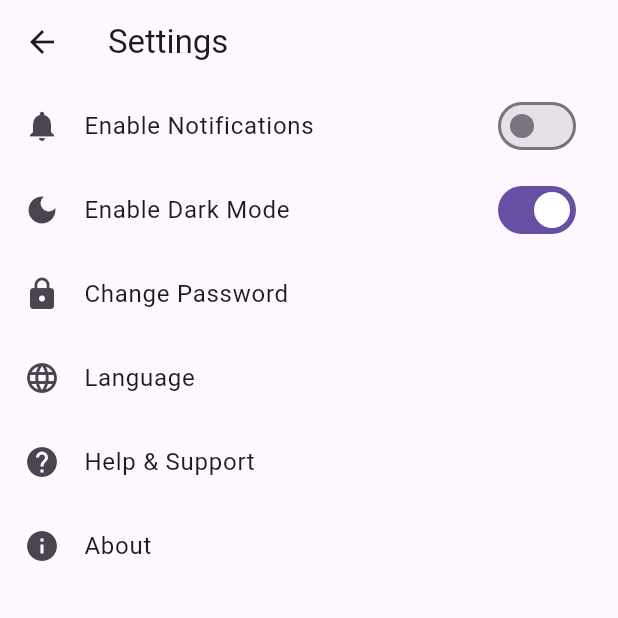
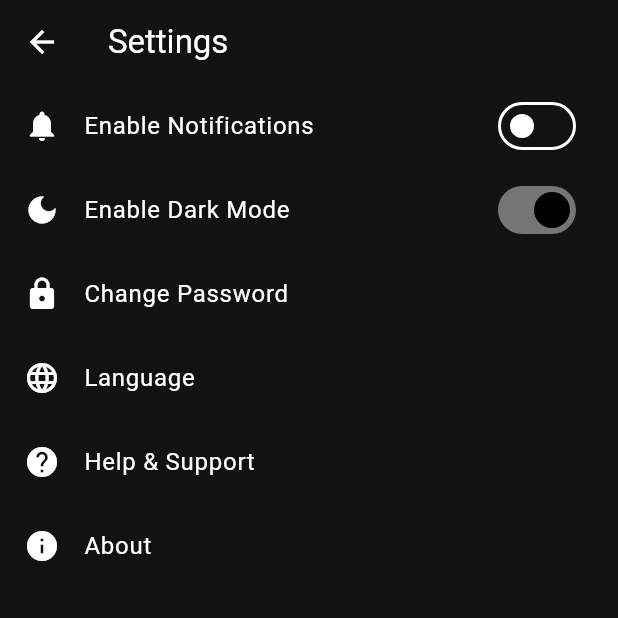
Before and after one commit to Yogendra-Nimje/Minor-Project, a Flutter app: the SettingsPage screen opened directly, after a tap on "Enable Dark Mode", on a phone screen of 412 x 824 dp, the top half of it. Run offline on Flutter 3.47's test engine with Material 3 defaults, Android fonts, the phone set to English and light mode, and no system bars; our stand-ins replace animated_background, google_fonts; missing offline and left inert: dart:js, image_input.

Commit message:
dark mode

```diff
--- a/lib/pages/home_pages/home_page.dart
+++ b/lib/pages/home_pages/home_page.dart
@@ -26,6 +26,7 @@
   @override
   Widget build(BuildContext context) {
     return Scaffold(
+      backgroundColor: Theme.of(context).colorScheme.background,
       body: _pages[_currentIndex],
       bottomNavigationBar: BottomNavigationBar(
         currentIndex: _currentIndex,
--- a/lib/pages/home_pages/profile_page.dart
+++ b/lib/pages/home_pages/profile_page.dart
@@ -17,6 +17,7 @@
   @override
   Widget build(BuildContext context) {
     return  Scaffold(
+      backgroundColor: Theme.of(context).colorScheme.background,
       appBar: AppBar(
         title: const Center(
             child: Text("Profile",style: TextStyle(fontWeight: FontWeight.bold),),
--- a/lib/pages/settting_page.dart
+++ b/lib/pages/settting_page.dart
@@ -1,5 +1,9 @@
 // settings_page.dart
+import 'package:flutter/cupertino.dart';
 import 'package:flutter/material.dart';
+import 'package:provider/provider.dart';
+
+import '../theme/theme_provide.dart';
 
 class SettingsPage extends StatefulWidget {
   const SettingsPage({super.key});
@@ -28,15 +32,24 @@
                 _notificationsEnabled = value;
               });
             },
-            secondary: Icon(Icons.notifications),
+            secondary: const Icon(Icons.notifications),
           ),
+          // const Row(
+          //   children: [
+          //     Text("Enable Dark Mode"),
+          //
+          //     CupertinoSwitch(
+          //         value: Provider.of<ThemeProvider>(context).isDarkMode,
+          //         onChanged:(value)=> Provider.of<ThemeProvider>(context,listen: false).toggleTheme()),
+          //   ],
+          // ),
+
+
           SwitchListTile(
             title: const Text('Enable Dark Mode'),
-            value: _darkModeEnabled,
-            onChanged: (bool value) {
-              setState(() {
-                _darkModeEnabled = value;
-              });
+            value: Provider.of<ThemeProvider>(context).isDarkMode,
+            onChanged: (value) {
+              Provider.of<ThemeProvider>(context,listen: false).toggleTheme();
             },
             secondary: const Icon(Icons.dark_mode),
           ),
--- a/lib/pages/sign_up_page.dart
+++ b/lib/pages/sign_up_page.dart
@@ -10,6 +10,8 @@
   final TextEditingController _passwordController = TextEditingController();
   final TextEditingController _confirmPasswordController = TextEditingController();
 
+  get label => null;
+
   @override
   Widget build(BuildContext context) {
     return Scaffold(
@@ -21,7 +23,7 @@
               mainAxisAlignment: MainAxisAlignment.center,
               children: <Widget>[
 
-
+                // ElevatedButton.icon(onPressed: (){}, icon: Icon(Icons.sunny), label: null),
                 // "Hey, Sign Up Now!" text
                  Align(
                   alignment: Alignment.centerLeft,
--- a/lib/theme/dark_theme.dart
+++ b/lib/theme/dark_theme.dart
@@ -1,3 +1,11 @@
-class DarkTheme {
+import 'package:flutter/material.dart';
 
-}
+ThemeData darkMode =ThemeData(
+    colorScheme: ColorScheme.dark(
+        background: Colors.grey.shade900,
+        primary: Colors.grey.shade600,
+        secondary: const Color.fromARGB(255,44,44,44),
+        tertiary: Colors.grey.shade200,
+        inversePrimary: Colors.grey.shade300
+    )
+);
--- a/lib/theme/light_theme.dart
+++ b/lib/theme/light_theme.dart
@@ -0,0 +1,11 @@
+import 'package:flutter/material.dart';
+
+ThemeData lightMode=ThemeData(
+    colorScheme: ColorScheme.light(
+        background: Colors.grey.shade300,
+        primary: Colors.grey.shade500,
+        secondary: Colors.grey.shade200,
+        tertiary: Colors.green,
+        inversePrimary: Colors.grey.shade900
+    )
+);
--- /dev/null
+++ b/lib/theme/theme_provide.dart
@@ -0,0 +1,32 @@
+import 'package:flutter/material.dart';
+
+import 'dark_theme.dart';
+import 'light_theme.dart';
+
+
+class ThemeProvider extends ChangeNotifier{
+  ThemeData  _themeData  =lightMode;
+
+  //get current theme
+  ThemeData get themeData => _themeData;
+
+  //is current theme is dark mode
+  bool get isDarkMode=>_themeData == darkMode;
+
+
+  // set theme
+  set themeData(ThemeData themeData){
+    _themeData=themeData;
+    notifyListeners();
+  }
+  //toggle theme
+  void toggleTheme(){
+    if(_themeData == lightMode){
+      themeData=darkMode;
+    }else{
+      themeData=lightMode;
+    }
+  }
+
+
+}
--- a/pubspec.yaml
+++ b/pubspec.yaml
@@ -34,6 +34,7 @@
   animated_background: ^2.0.0
   flutter_spinkit: ^5.1.0
   google_fonts: ^5.0.0
+  provider: ^6.1.2
 
 
   # The following adds the Cupertino Icons font to your application.
```
Also changed, not shown: lib/main.dart (+14 -5 lines), pubspec.lock.
